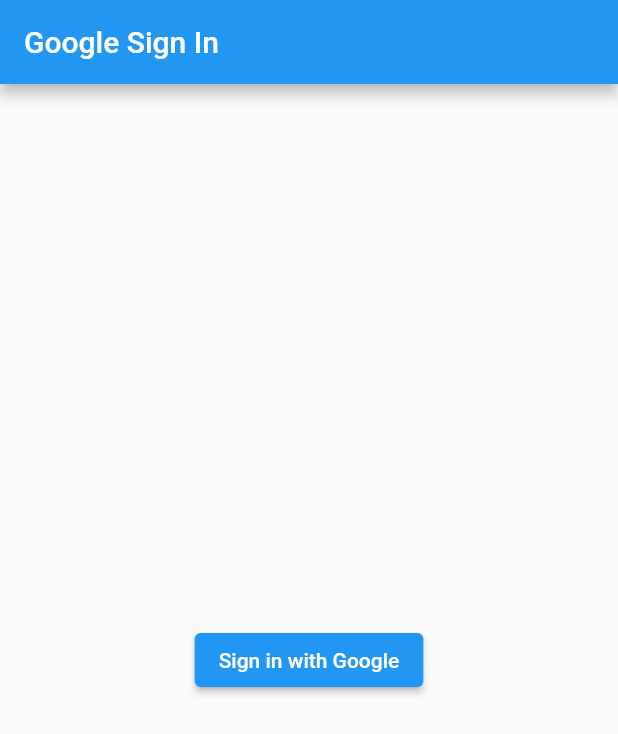
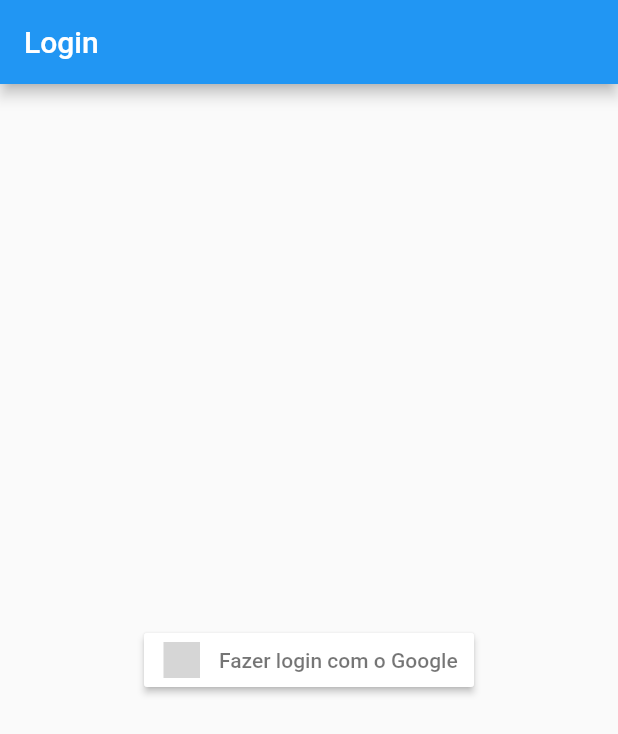
Before and after one commit to matheushoeltgebaum/bolao-app, a Flutter app: the screen it shows after launch, on a phone screen of 412 x 824 dp. Shown: the top 734 px of the screen. Run offline on Flutter 3.47's test engine with Material 2 defaults, Android fonts, the phone set to English and light mode, and no system bars; our stand-ins replace firebase_auth, firebase_core, flutter_dotenv, flutter_riverpod, flutter_secure_storage, flutter_signin_button and 2 more; accounts and stored records are empty; grey boxes are pictures that could not be loaded.

Commit message:
Styling Google Sign-In button

```diff
--- a/lib/src/features/app.dart
+++ b/lib/src/features/app.dart
@@ -13,6 +13,7 @@
         primarySwatch: Colors.blue,
       ),
       home: const AuthScreen(),
+      debugShowCheckedModeBanner: false,
     );
   }
 }
--- a/lib/src/features/login/data/auth_repository.dart
+++ b/lib/src/features/login/data/auth_repository.dart
@@ -45,7 +45,7 @@
       await _auth.signInWithCredential(credential);
     } catch (error) {
       print(error);
-      throw 'Could not sign in with Google';
+      throw 'Não foi possível fazer login com o Google';
     }
   }
 
--- a/lib/src/features/login/presentation/sign_in_screen.dart
+++ b/lib/src/features/login/presentation/sign_in_screen.dart
@@ -2,6 +2,7 @@
 import 'package:bolao_app/src/utils/async_value_ui.dart';
 import 'package:flutter/material.dart';
 import 'package:flutter_riverpod/flutter_riverpod.dart';
+import 'package:flutter_signin_button/flutter_signin_button.dart';
 
 class SignInScreen extends ConsumerWidget {
   const SignInScreen({Key? key}) : super(key: key);
@@ -15,19 +16,18 @@
 
     // watch and rebuild when the state changes
     final AsyncValue<void> state = ref.watch(signInScreenControllerProvider);
-
     return Scaffold(
-        appBar: AppBar(title: const Text('Google Sign In')),
+        appBar: AppBar(title: const Text('Login')),
         body: Center(
-            child: ElevatedButton(
-          onPressed: state.isLoading
-              ? null
-              : () =>
-                  ref.read(signInScreenControllerProvider.notifier).signIn(),
-          // conditionally show a CircularProgressIndicator if the state is "loading"
-          child: state.isLoading
-              ? const CircularProgressIndicator()
-              : const Text('Sign in with Google'),
-        )));
+            child:
+                Column(mainAxisAlignment: MainAxisAlignment.center, children: [
+          SignInButton(Buttons.Google,
+              text: 'Fazer login com o Google',
+              onPressed: state.isLoading
+                  ? () {}
+                  : () => ref
+                      .read(signInScreenControllerProvider.notifier)
+                      .signIn())
+        ])));
   }
 }
--- a/pubspec.yaml
+++ b/pubspec.yaml
@@ -42,6 +42,7 @@
   firebase_auth: ^3.8.0
   firebase_core: ^1.22.0
   flutter_secure_storage: ^6.0.0
+  flutter_signin_button: ^2.0.0
 
 dev_dependencies:
   flutter_test:
```
Also changed, not shown: pubspec.lock.
